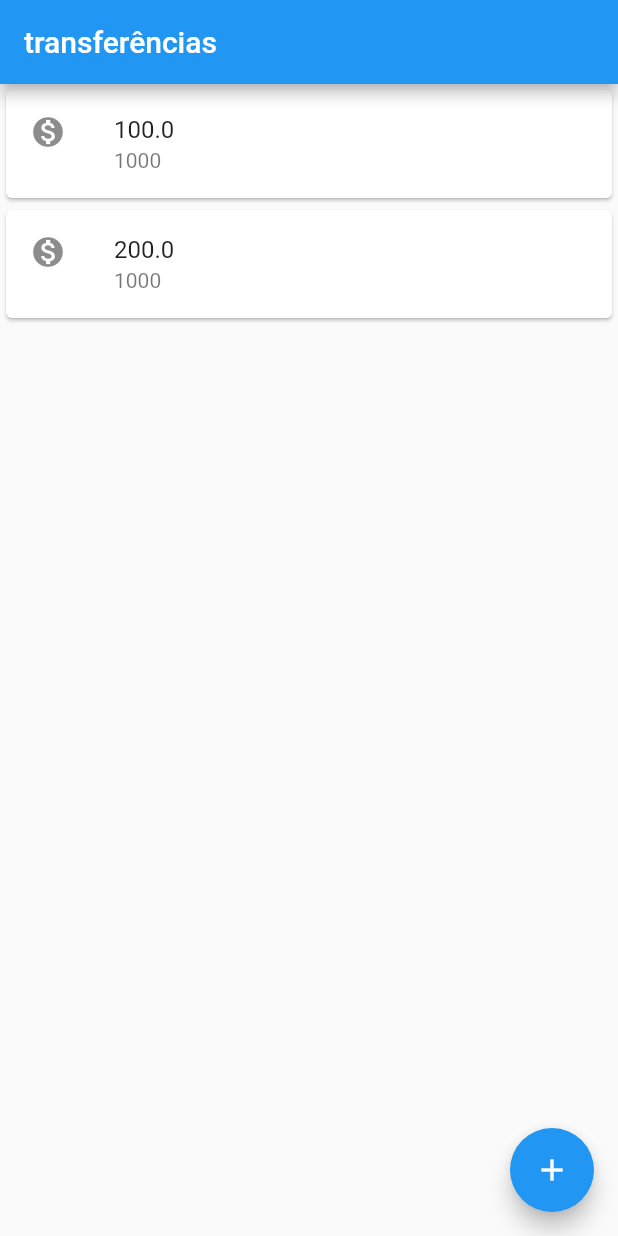
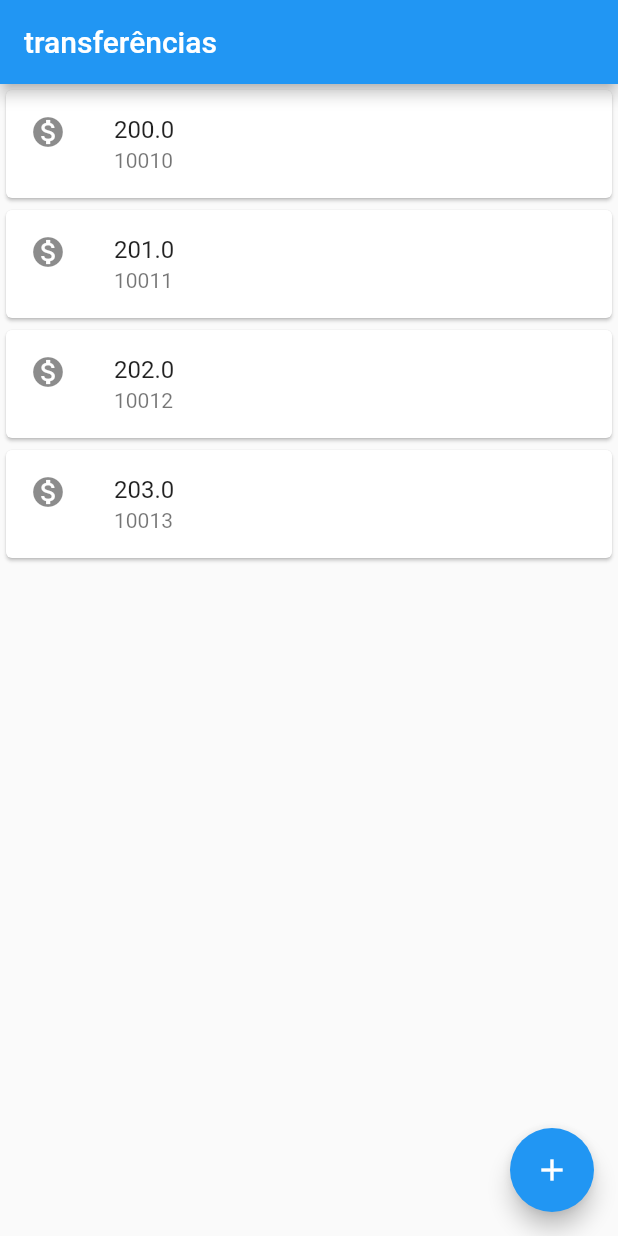
Before and after one commit to rafa-so/bytebank_alura, a Flutter app: the screen it shows after launch, on a phone screen of 412 x 824 dp. Run offline on Flutter 3.47's test engine with Material 2 defaults, Android fonts, the phone set to English and light mode, and no system bars.

Commit message:
refactoring main dart file

```diff
--- a/lib/main.dart
+++ b/lib/main.dart
@@ -6,24 +6,7 @@ void main() {
       appBar: AppBar(
         title: Text("transferências"),
       ),
-      body: Column(
-        children: [
-          Card(
-            child: ListTile(
-              leading: Icon(Icons.monetization_on),
-              title: Text("100.0"),
-              subtitle: Text("1000"),
-            ),
-          ),
-          Card(
-            child: ListTile(
-              leading: Icon(Icons.monetization_on),
-              title: Text("200.0"),
-              subtitle: Text("1000"),
-            ),
-          ),
-        ],
-      ),
+      body: ListaTransferencia(),
       floatingActionButton: FloatingActionButton(
         onPressed: (){},
         child: Icon(Icons.add),
@@ -31,3 +14,41 @@ void main() {
     ),
   ));
 }
+
+class ListaTransferencia extends StatelessWidget {
+  @override
+  Widget build(BuildContext context) {
+    return Column(
+      children: [
+        ItemTransferencia(Transferencia(200.0, 10010)),
+        ItemTransferencia(Transferencia(201.0, 10011)),
+        ItemTransferencia(Transferencia(202.0, 10012)),
+        ItemTransferencia(Transferencia(203.0, 10013)),
+      ],
+    );
+  }
+}
+
+class ItemTransferencia extends StatelessWidget {
+  final Transferencia _transferencia;
+
+  ItemTransferencia(this._transferencia);
+
+  @override
+  Widget build(BuildContext context) {
+    return Card(
+      child: ListTile(
+        leading: Icon(Icons.monetization_on),
+        title: Text(this._transferencia.valor.toString()),
+        subtitle: Text(this._transferencia.numeroConta.toString()),
+      ),
+    );
+  }
+}
+
+class Transferencia {
+  final double valor;
+  final int numeroConta;
+
+  Transferencia(this.valor, this.numeroConta);
+}
```
